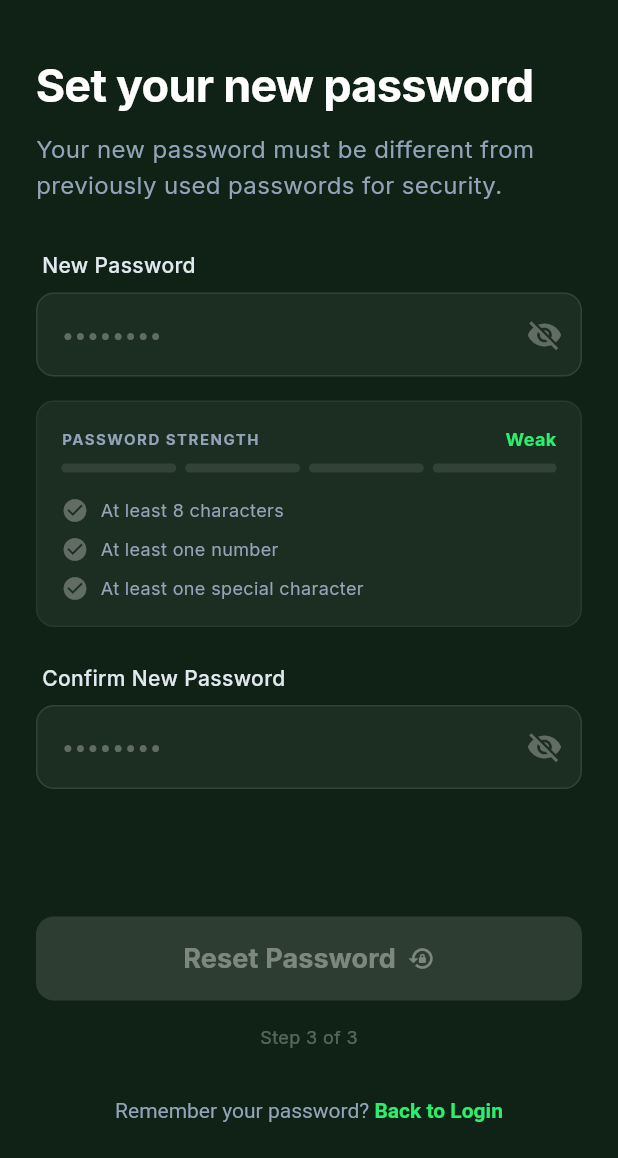
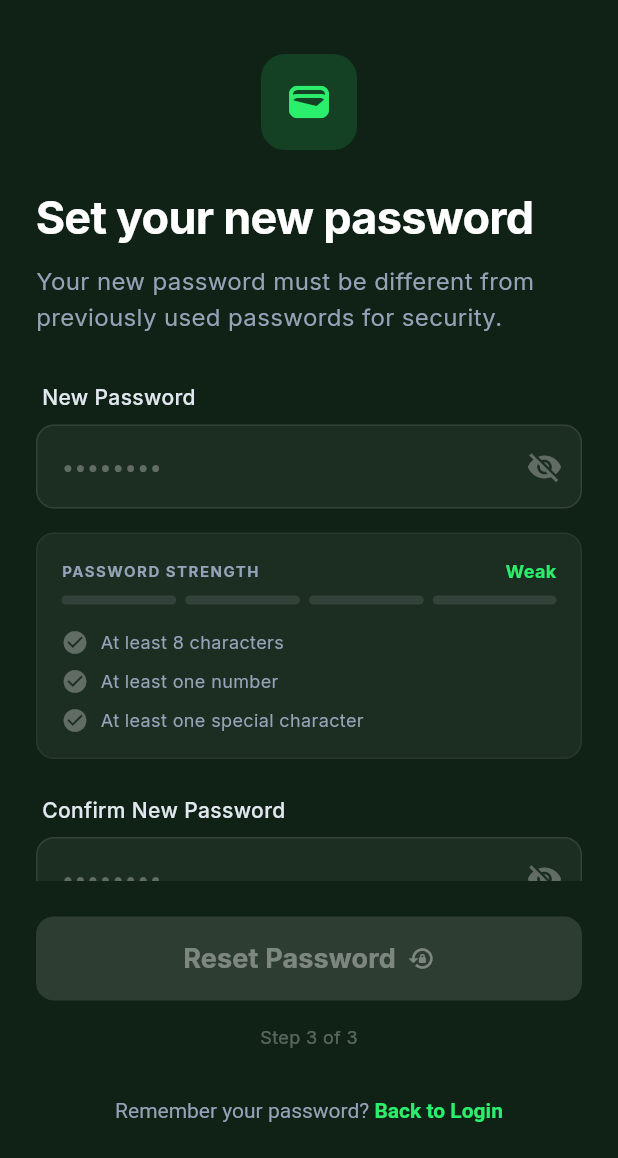
Before and after one commit to gidyon/hesabu_app, a Flutter app: the CreateNewPasswordScreen screen opened by its route, on a phone screen of 412 x 824 dp, the part 78-1236 px from its top. Run offline on Flutter 3.47's test engine with Material 3 defaults, Android fonts, the phone set to English and light mode, and no system bars; our stand-ins replace dio, flutter_secure_storage, flutter_svg, go_router, google_fonts, image_picker and 2 more; accounts and stored records are empty; project files that could hold a hidden picture were left out.

Commit message:
auth icon

```diff
--- /dev/null
+++ b/lib/core/widgets/auth_icon.dart
@@ -0,0 +1,21 @@
+import 'package:flutter/material.dart';
+import 'package:hesabu_app/core/theme/inherited_theme_controller.dart';
+import 'package:hesabu_app/core/theme/theme_controller.dart';
+
+class AuthIcon extends StatelessWidget {
+  const AuthIcon({super.key});
+
+  @override
+  Widget build(BuildContext context) {
+    final accent = InheritedThemeController.of(context).accentColor.primary;
+    return Container(
+      width: 64,
+      height: 64,
+      decoration: BoxDecoration(
+        color: accent.withOpacity(0.15),
+        borderRadius: BorderRadius.circular(16),
+      ),
+      child: Center(child: Icon(Icons.wallet_rounded, color: accent, size: 32)),
+    );
+  }
+}
--- a/lib/features/auth/presentation/screens/create_new_password_screen.dart
+++ b/lib/features/auth/presentation/screens/create_new_password_screen.dart
@@ -3,6 +3,7 @@ import 'package:hesabu_app/core/constants/app_colors.dart';
 import 'package:go_router/go_router.dart';
 import 'package:provider/provider.dart';
 import 'package:hesabu_app/features/auth/domain/auth_repository.dart';
+import 'package:hesabu_app/core/widgets/auth_icon.dart';
 
 class CreateNewPasswordScreen extends StatefulWidget {
   final String msisdn;
@@ -208,6 +209,9 @@ class _CreateNewPasswordScreenState extends State<CreateNewPasswordScreen> {
                 child: Column(
                   crossAxisAlignment: CrossAxisAlignment.start,
                   children: [
+                    const Center(child: AuthIcon()),
+                    const SizedBox(height: 24),
+
                     const Text(
                       'Set your new password',
                       style: TextStyle(
--- a/lib/features/auth/presentation/screens/login_screen.dart
+++ b/lib/features/auth/presentation/screens/login_screen.dart
@@ -8,6 +8,7 @@ import 'package:provider/provider.dart';
 import 'package:local_auth/local_auth.dart';
 import 'package:flutter/services.dart';
 import 'package:flutter_secure_storage/flutter_secure_storage.dart';
+import 'package:hesabu_app/core/widgets/auth_icon.dart';
 
 class LoginScreen extends StatefulWidget {
   const LoginScreen({super.key});
@@ -213,6 +214,9 @@ class _LoginScreenState extends State<LoginScreen> with WidgetsBindingObserver {
                     ),
 
                     const SizedBox(height: 48),
+
+                    const Center(child: AuthIcon()),
+                    const SizedBox(height: 24),
 
                     Text(
                       'Welcome Back',
--- a/lib/features/auth/presentation/screens/register_screen.dart
+++ b/lib/features/auth/presentation/screens/register_screen.dart
@@ -5,6 +5,7 @@ import 'package:hesabu_app/core/theme/inherited_theme_controller.dart';
 import 'package:hesabu_app/core/theme/theme_controller.dart';
 import 'package:go_router/go_router.dart';
 import 'package:provider/provider.dart';
+import 'package:hesabu_app/core/widgets/auth_icon.dart';
 
 class RegisterScreen extends StatefulWidget {
   const RegisterScreen({super.key});
@@ -168,6 +169,9 @@ class _RegisterScreenState extends State<RegisterScreen> {
                     ),
 
                     const SizedBox(height: 48),
+
+                    const Center(child: AuthIcon()),
+                    const SizedBox(height: 24),
 
                     Text(
                       'Create Account',
--- a/lib/features/auth/presentation/screens/reset_password_screen.dart
+++ b/lib/features/auth/presentation/screens/reset_password_screen.dart
@@ -5,6 +5,7 @@ import 'package:hesabu_app/core/theme/inherited_theme_controller.dart';
 import 'package:hesabu_app/core/theme/theme_controller.dart';
 import 'package:go_router/go_router.dart';
 import 'package:provider/provider.dart';
+import 'package:hesabu_app/core/widgets/auth_icon.dart';
 
 class ResetPasswordScreen extends StatefulWidget {
   const ResetPasswordScreen({super.key});
@@ -142,6 +143,9 @@ class _ResetPasswordScreenState extends State<ResetPasswordScreen> {
                     ),
 
                     const SizedBox(height: 64),
+
+                    const Center(child: AuthIcon()),
+                    const SizedBox(height: 24),
 
                     Text(
                       'Forgot Password?',
--- a/lib/features/auth/presentation/screens/verify_reset_code_screen.dart
+++ b/lib/features/auth/presentation/screens/verify_reset_code_screen.dart
@@ -3,6 +3,7 @@ import 'package:hesabu_app/core/constants/app_colors.dart';
 import 'package:hesabu_app/features/auth/domain/auth_repository.dart';
 import 'package:go_router/go_router.dart';
 import 'package:provider/provider.dart';
+import 'package:hesabu_app/core/widgets/auth_icon.dart';
 
 import 'dart:async';
 
@@ -145,6 +146,9 @@ class _VerifyResetCodeScreenState extends State<VerifyResetCodeScreen> {
                   ),
 
                   const SizedBox(height: 40),
+
+                  const Center(child: AuthIcon()),
+                  const SizedBox(height: 24),
 
                   const Text(
                     'Verify Reset Code',
```
